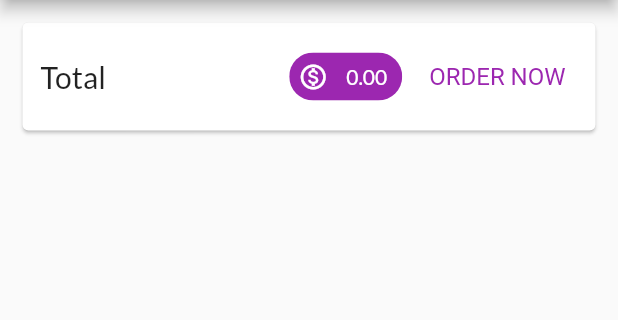
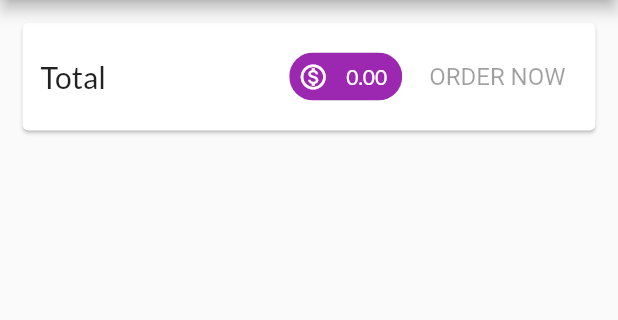
Before and after one commit to alpersln/ShoppingApp, a Flutter app: the CartScreen screen opened by its route, on a phone screen of 412 x 824 dp, the part 84-404 px from its top. Run offline on Flutter 3.47's test engine with Material 2 defaults, Android fonts, the light colour scheme and no system bars; network calls fail.

Commit message:
order product requests added

```diff
--- /dev/null
+++ b/lib/models/http_exception.dart
@@ -0,0 +1,11 @@
+class HttpException implements Exception {
+  final String message;
+
+  HttpException(this.message);
+
+  @override
+  String toString() {
+    // TODO: implement toString
+    return super.toString();
+  }
+}
--- a/lib/widgets/amount_chip.dart
+++ b/lib/widgets/amount_chip.dart
@@ -49,24 +49,54 @@ class AmountChip extends StatelessWidget {
             SizedBox(
               width: 10,
             ),
-            TextButton(
-              style: TextButton.styleFrom(
-                primary: Theme.of(context).primaryColor,
-                textStyle: const TextStyle(fontSize: 16),
-              ),
-              onPressed: () {
-                Provider.of<Orders>(context, listen: false).addOrder(
-                  cart.items.values.toList(),
-                  cart.totalAmount,
-                  //         cart.titleForOrder
-                );
-                cart.clear();
-              },
-              child: const Text('ORDER NOW'),
-            ),
+            OrderButton(cart: cart),
           ],
         ),
       ),
     );
   }
 }
+
+class OrderButton extends StatefulWidget {
+  const OrderButton({
+    Key? key,
+    required this.cart,
+  }) : super(key: key);
+
+  final Cart cart;
+
+  @override
+  State<OrderButton> createState() => _OrderButtonState();
+}
+
+class _OrderButtonState extends State<OrderButton> {
+  var _isLoading = false;
+  @override
+  Widget build(BuildContext context) {
+    return _isLoading
+        ? CircularProgressIndicator()
+        : TextButton(
+            style: TextButton.styleFrom(
+              primary: Theme.of(context).primaryColor,
+              textStyle: const TextStyle(fontSize: 16),
+            ),
+            onPressed: (widget.cart.totalAmount <= 0 || _isLoading)
+                ? null
+                : () async {
+                    setState(() {
+                      _isLoading = true;
+                    });
+                    await Provider.of<Orders>(context, listen: false).addOrder(
+                      widget.cart.items.values.toList(),
+                      widget.cart.totalAmount,
+                      //         cart.titleForOrder
+                    );
+                    setState(() {
+                      _isLoading = false;
+                    });
+                    widget.cart.clear();
+                  },
+            child: const Text('ORDER NOW'),
+          );
+  }
+}
```
Also changed, not shown: lib/providers/orders.dart (+60 -6 lines), lib/providers/product.dart (+24 -1 lines), lib/providers/products.dart (+21 -4 lines), lib/screens/order_screen.dart (+27 -2 lines), lib/widgets/manage_product_item.dart (+15 -3 lines).
